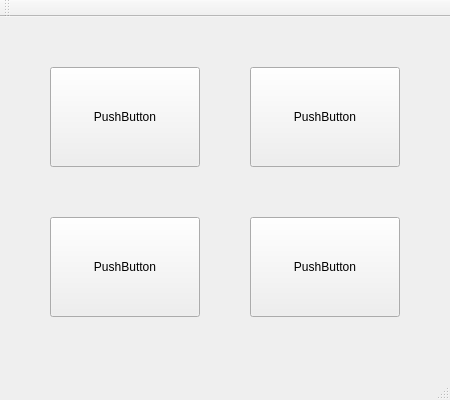
This is GUI/MainWindow.ui in i800/BankClient as Qt 5 draws it before an edit. The edited form follows.
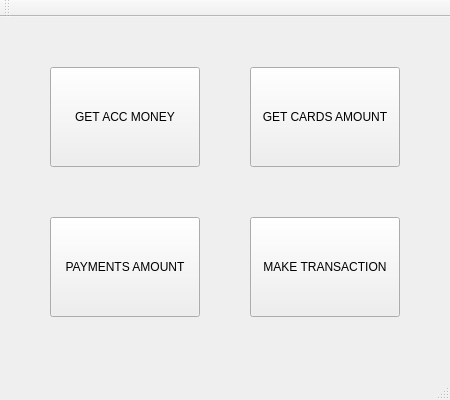
This is the edited form.

```diff
--- a/GUI/MainWindow.ui
+++ b/GUI/MainWindow.ui
@@ -27,7 +27,7 @@
      </rect>
     </property>
     <property name="text">
-     <string>PushButton</string>
+     <string>GET ACC MONEY</string>
     </property>
    </widget>
    <widget class="QPushButton" name="pushButton_2">
@@ -40,7 +40,7 @@
      </rect>
     </property>
     <property name="text">
-     <string>PushButton</string>
+     <string>PAYMENTS AMOUNT</string>
     </property>
    </widget>
    <widget class="QPushButton" name="pushButton_3">
@@ -53,7 +53,7 @@
      </rect>
     </property>
     <property name="text">
-     <string>PushButton</string>
+     <string>MAKE TRANSACTION</string>
     </property>
    </widget>
    <widget class="QPushButton" name="pushButton_4">
@@ -66,7 +66,7 @@
      </rect>
     </property>
     <property name="text">
-     <string>PushButton</string>
+     <string>GET CARDS AMOUNT</string>
     </property>
    </widget>
   </widget>
```
Left out of the diff: 10 changed lines with no effect on the pictures.
